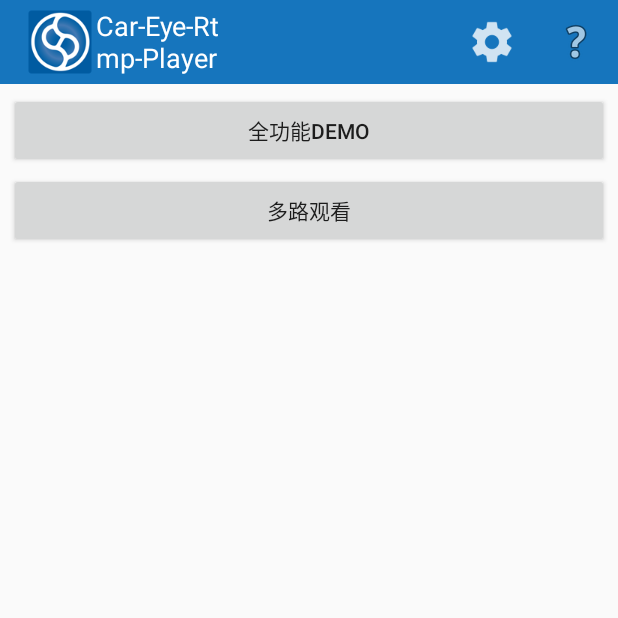
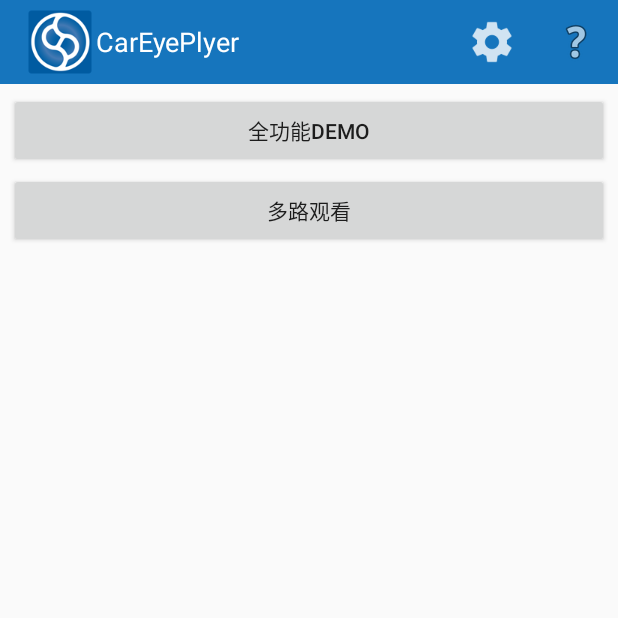
Before and after one commit to Car-eye-team/Car-eye-Player-android, an Android app: the screen it shows after launch (HomeActivity), on a phone screen of 412 x 824 dp, the top half of it. Run offline under Robolectric (Android 15) with nearby library versions, the phone set to English and light mode, and no system bars.

Commit message:
更新APP名称

```diff
--- a/app/src/main/res/layout/activity_demo.xml
+++ b/app/src/main/res/layout/activity_demo.xml
@@ -19,7 +19,7 @@
         <TextView
             android:layout_width="98dp"
             android:layout_height="match_parent"
-            android:text="Car-Eye-Rtmp-Player"
+            android:text="@string/app_name"
             android:textColor="#fff"
             android:textSize="18dp" />
 
--- a/app/src/main/res/layout/activity_home.xml
+++ b/app/src/main/res/layout/activity_home.xml
@@ -19,7 +19,7 @@
         <TextView
             android:layout_width="98dp"
             android:layout_height="match_parent"
-            android:text="Car-Eye-Rtmp-Player"
+            android:text="@string/app_name"
             android:textColor="#fff"
             android:textSize="18dp" />
 
--- a/app/src/main/res/layout/activity_more.xml
+++ b/app/src/main/res/layout/activity_more.xml
@@ -19,7 +19,7 @@
         <TextView
             android:layout_width="98dp"
             android:layout_height="match_parent"
-            android:text="Car-Eye-Rtmp-Player"
+            android:text="@string/app_name"
             android:textColor="#fff"
             android:textSize="18dp" />
 
--- a/app/src/main/res/values/strings.xml
+++ b/app/src/main/res/values/strings.xml
@@ -1,7 +1,7 @@
 <?xml version="1.0" encoding="utf-8"?>
 <resources>
 
-    <string name="app_name">CarEyeRtmpPlyer</string>
+    <string name="app_name">CarEyePlyer</string>
     <string name="open_video_failed">Failed to open video url: %s !</string>
 
     <string name="N_A">N/A</string>
```
